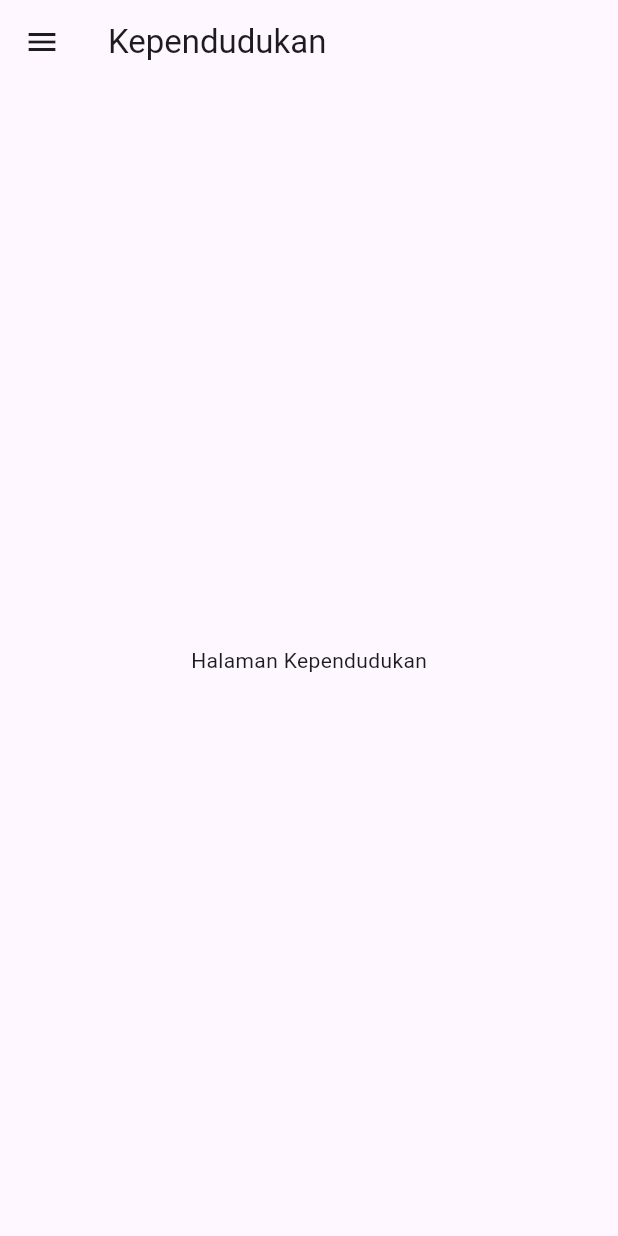
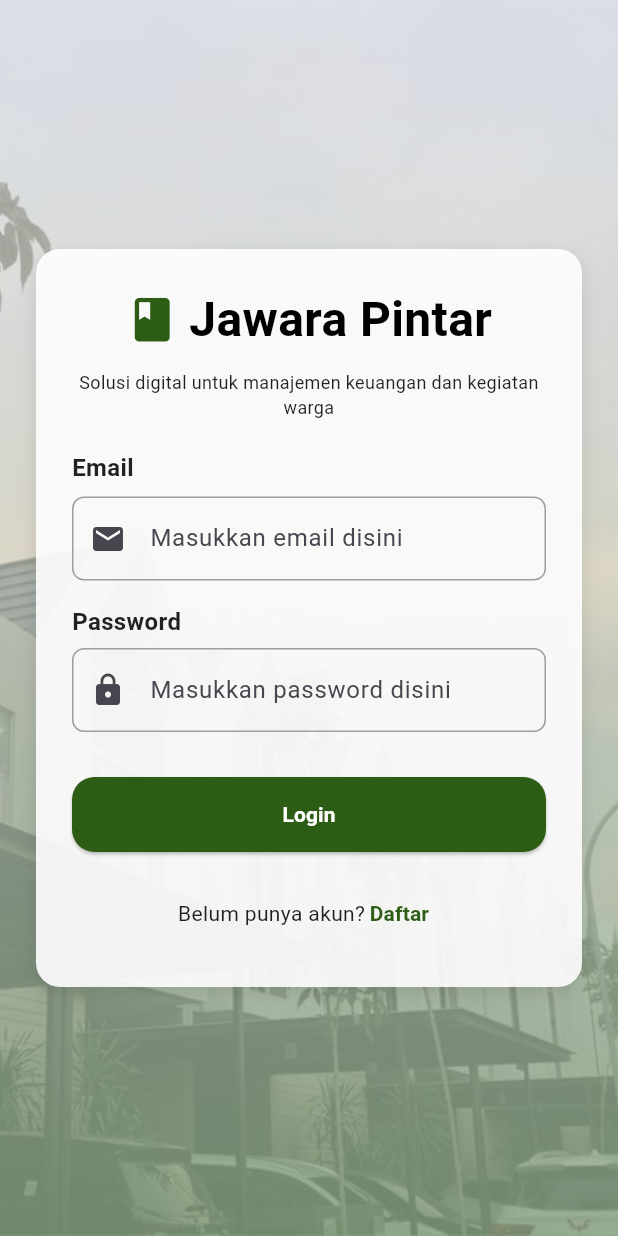
Before and after one commit to nurwahibzy/jawara_pintar_mobile_version, a Flutter app: the screen it shows after launch, on a phone screen of 412 x 824 dp. Run offline on Flutter 3.47's test engine with Material 3 defaults, Android fonts, the phone set to English and light mode, and no system bars.

Commit message:
add login page

```diff
--- a/lib/main.dart
+++ b/lib/main.dart
@@ -1,6 +1,7 @@
 import 'package:flutter/material.dart';
 import 'package:jawara_pintar_mobile_version/pages/dahsboard/kependudukan.dart';
 import 'package:jawara_pintar_mobile_version/pages/dahsboard/keuangan.dart';
+import 'package:jawara_pintar_mobile_version/pages/login/login_page.dart';
 
 void main() {
   runApp(const MainApp());
@@ -15,9 +16,10 @@ class MainApp extends StatelessWidget {
       initialRoute: '/',
       routes: {
         // buat test sementara doang mwehehe
-        '/': (context) => const Kependudukan(),
+        '/': (context) => const LoginPage(),
         '/kependudukan': (context) => const Kependudukan(),
         '/keuangan': (context) => const Keuangan(),
+        '/login': (context) => const LoginPage(),
       },
     );
   }
--- /dev/null
+++ b/lib/pages/login/login_page.dart
@@ -0,0 +1,214 @@
+import 'package:flutter/material.dart';
+
+class LoginPage extends StatelessWidget {
+  const LoginPage({super.key});
+
+  @override
+  Widget build(BuildContext context) {
+    return Scaffold(
+      body: Stack(
+        fit: StackFit.expand,
+        children: [
+          Image.asset('images/background_login.jpg',
+            fit: BoxFit.cover,
+      ),
+
+      Container(
+        decoration: const BoxDecoration(
+          gradient: LinearGradient(
+            begin: Alignment.topCenter,
+            end: Alignment.bottomCenter,
+            colors: [
+              Color.fromARGB(150, 253, 251, 255),
+              Color.fromARGB(200, 141, 171, 136),
+            ],
+          ),
+        ),
+
+        child: SafeArea(
+          child: Center(
+            child: SingleChildScrollView(
+              padding: const EdgeInsets.symmetric(horizontal: 24.0),
+              child: Container(
+                padding: const EdgeInsets.all(24.0),
+                decoration: BoxDecoration(
+                  color: Colors.white.withOpacity(0.9),
+                  borderRadius: BorderRadius.circular(16),
+                  boxShadow: [
+                    BoxShadow(
+                      color: Colors.black.withOpacity(0.1),
+                      blurRadius: 10,
+                      offset: Offset(0, 4),
+                    ),
+                  ],
+                ),
+              child: Column(
+                mainAxisSize: MainAxisSize.min,
+                crossAxisAlignment:
+                    CrossAxisAlignment.start,
+                children: [
+                  // judul
+                  Center(
+                    child: Row(
+                      mainAxisSize: MainAxisSize.min,
+                      children: [
+                        Icon(
+                          Icons.book,
+                          size: 35,
+                           color: const Color.fromARGB(255, 45, 92, 21),
+                        ),
+                        const SizedBox(width: 7),
+                        const Text(
+                          'Jawara Pintar',
+                          style: TextStyle(
+                            fontSize: 32,
+                            fontWeight: FontWeight.bold,
+                            color: Colors.black,
+                          ),
+                        ),
+                      ],
+                    ),
+                  ),
+                  const SizedBox(height: 10),
+                  const Text(
+                    'Solusi digital untuk manajemen keuangan dan kegiatan warga',
+                    textAlign: TextAlign.center,
+                    style: TextStyle(
+                      fontSize: 12,
+                      fontWeight: FontWeight.w400,
+                      color: Colors.black87,
+                    ),
+                  ),
+                  const SizedBox(height: 20),
+
+                  //EMAIL
+                  const Text(
+                    'Email',
+                    style: TextStyle(
+                      fontSize: 16,
+                      fontWeight: FontWeight.w600,
+                      color: Colors.black87,
+                    ),
+                  ),
+                  const SizedBox(height: 8),
+                  TextField(
+                    cursorColor: Color.fromARGB(255, 45, 92, 21),
+                    decoration: InputDecoration(
+                      hintText: 'Masukkan email disini',
+                       prefixIcon: Icon(Icons.mail),
+                       border: OutlineInputBorder(
+                          borderRadius: BorderRadius.circular(8),
+                          ),
+                        enabledBorder: OutlineInputBorder(
+                          borderRadius: BorderRadius.all(Radius.circular(8)),
+                          borderSide: BorderSide(
+                            color: Colors.grey,
+                          ),
+                        ),
+                        focusedBorder: OutlineInputBorder(
+                          borderRadius: BorderRadius.all(Radius.circular(8)),
+                          borderSide: BorderSide(
+                            color: Color.fromARGB( 255,45,92,21,),
+                            width: 2,
+                          ),
+                        ),
+                      ),
+                    ),
+                    const SizedBox(height: 16),
+
+                  // PASSWORD FIELD
+                  const Text(
+                    'Password',
+                    style: TextStyle(
+                      fontSize: 16,
+                      fontWeight: FontWeight.w600,
+                      color: Colors.black87,
+                    ),
+                  ),
+                  const SizedBox(height: 6),
+                  TextField(
+                    cursorColor: Color.fromARGB(255, 45, 92, 21),
+                    obscureText: true,
+                    decoration: InputDecoration(
+                      hintText: 'Masukkan password disini',
+                      prefixIcon: Icon(Icons.lock),
+                      border: OutlineInputBorder(
+                          borderRadius: BorderRadius.circular(8),
+                        ),
+                        enabledBorder: OutlineInputBorder(
+                          borderRadius: BorderRadius.all(Radius.circular(8)),
+                          borderSide: BorderSide(color: Colors.grey),
+                        ),
+                        focusedBorder: OutlineInputBorder(
+                          borderRadius: BorderRadius.all(Radius.circular(8)),
+                          borderSide: BorderSide(
+                            color: Color.fromARGB(255, 45, 92, 21),
+                            width: 2,
+                          ),
+                        ),
+                      ),
+                    ),
+                  const SizedBox(height: 30),
+
+                  // LOGIN BUTTON
+                  SizedBox(
+                    width: double.infinity,
+                    child: ElevatedButton(
+                      style: ElevatedButton.styleFrom(
+                        backgroundColor: const Color.fromARGB(255, 45, 92, 21),
+                        padding: const EdgeInsets.symmetric(vertical: 15),
+                        shape: RoundedRectangleBorder(
+                          borderRadius: BorderRadius.circular(15),
+                        ),
+                      ),
+                      onPressed: () {
+                        // Navigator.pushReplacementNamed(context, '/dashboard');
+                      },
+                      child: const Text('Login',
+                       style: TextStyle(
+                        color: Colors.white,
+                        fontWeight: FontWeight.bold
+                        ),
+                        )
+                    ),
+                  ),
+
+                  const SizedBox(height: 16),
+
+                  // Sign up section
+                  Row(
+                    mainAxisAlignment: MainAxisAlignment.center,
+                    children: [
+                      const Text(
+                        'Belum punya akun?',
+                        style: TextStyle(color: Colors.black87),
+                      ),
+                      TextButton(
+                        style: TextButton.styleFrom(
+                          padding: EdgeInsets.all(3),
+                          minimumSize: Size(50, 50),
+                          tapTargetSize: MaterialTapTargetSize.shrinkWrap,
+                          alignment: Alignment.centerLeft,
+                        ),
+                        onPressed: () {
+                          Navigator.pushNamed(context, '/register');
+                        },
+                        child: const Text(
+                          'Daftar',
+                          style: TextStyle(fontWeight: FontWeight.bold, color: Color.fromARGB(255, 45, 92, 21)),
+                        ),
+                      ),
+                    ],
+                  ),
+                ],
+              ),
+            ),
+          ),
+        ),
+      ),
+    )
+    ]
+    )
+    );
+  }
+}
--- a/pubspec.yaml
+++ b/pubspec.yaml
@@ -18,3 +18,5 @@ dev_dependencies:
 
 flutter:
   uses-material-design: true
+  assets:
+    - images/background_login.jpg
```
Also changed, not shown: images/background_login.jpg (added).
